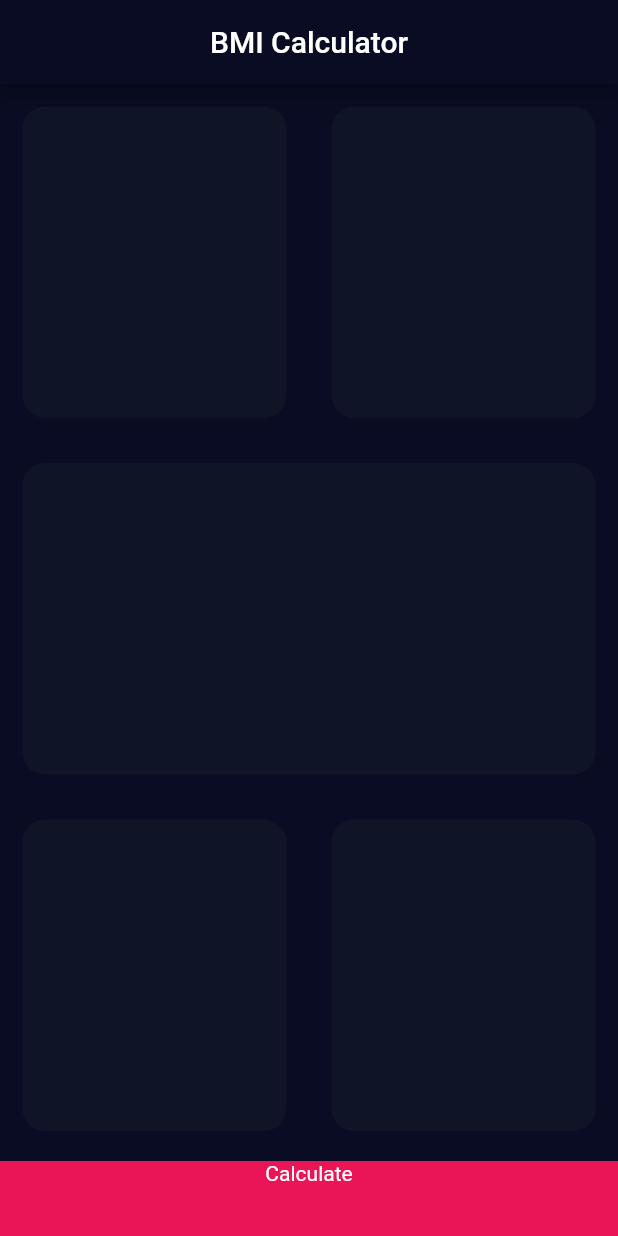
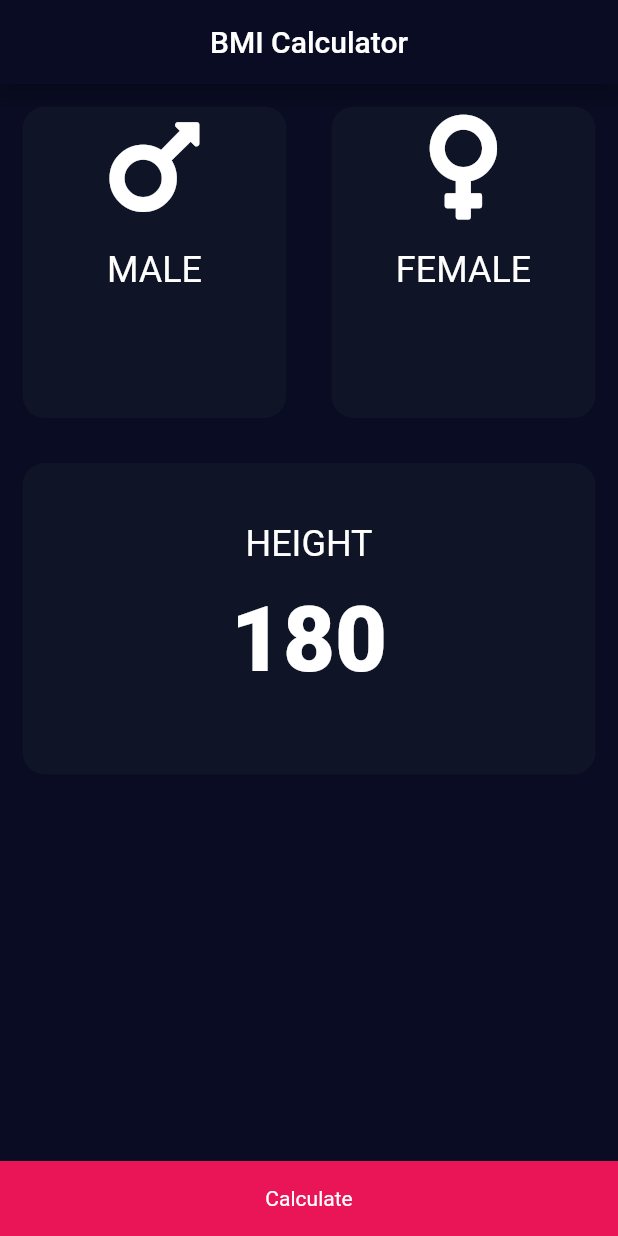
Before and after one commit to foysalmia/BMI-Calculator, a Flutter app: the screen it shows after launch, on a phone screen of 412 x 824 dp. Run offline on Flutter 3.47's test engine with Material 2 defaults, Android fonts, the phone set to English and light mode, and no system bars; our stand-ins replace font_awesome_flutter.

Commit message:
reached near slider

```diff
--- /dev/null
+++ b/lib/card_child.dart
@@ -0,0 +1,28 @@
+import 'package:flutter/material.dart';
+import 'constantance.dart';
+
+class ChildCard extends StatelessWidget {
+  final IconData? icon;
+  final String? label;
+
+  ChildCard({@required this.icon, this.label});
+
+  @override
+  Widget build(BuildContext context) {
+    return Column(
+      children: [
+        Icon(
+          icon,
+          size: 80.0,
+        ),
+        SizedBox(
+          height: 15.0,
+        ),
+        Text(
+          label.toString(),
+          style: kLabelTextStyle,
+        ),
+      ],
+    );
+  }
+}
--- a/lib/constantance.dart
+++ b/lib/constantance.dart
@@ -9,3 +9,8 @@ const kTextTheme = TextTheme(
     color: Colors.white,
   ),
 );
+
+const kLabelTextStyle = TextStyle(
+  color: Colors.white,
+  fontSize: 24.0,
+);
--- a/lib/input_page.dart
+++ b/lib/input_page.dart
@@ -1,7 +1,10 @@
-// ignore_for_file: prefer_const_constructors
+// ignore_for_file: prefer_const_constructors, use_key_in_widget_constructors
 
 import 'package:flutter/material.dart';
+import 'package:font_awesome_flutter/font_awesome_flutter.dart';
 import 'constantance.dart';
+import 'card_child.dart';
+import 'reuseable_card.dart';
 
 class InputPage extends StatefulWidget {
   const InputPage({Key? key}) : super(key: key);
@@ -25,15 +28,60 @@ class _InputPageState extends State<InputPage> {
               child: Row(
             children: [
               Expanded(
-                child: ReUseable(),
+                child: ReUseable(
+                  color: kBoxColor,
+                  cardChild: ChildCard(
+                    icon: FontAwesomeIcons.mars,
+                    label: 'MALE',
+                  ),
+                ),
               ),
               Expanded(
-                child: ReUseable(),
+                child: ReUseable(
+                  color: kBoxColor,
+                  cardChild: ChildCard(
+                    icon: FontAwesomeIcons.venus,
+                    label: 'FEMALE',
+                  ),
+                ),
               ),
             ],
           )),
           Expanded(
-            child: ReUseable(),
+            child: ReUseable(
+              color: kBoxColor,
+              cardChild: Center(
+                child: Column(
+                  crossAxisAlignment: CrossAxisAlignment.stretch,
+                  mainAxisAlignment: MainAxisAlignment.center,
+                  children: [
+                    Text(
+                      'HEIGHT',
+                      style: kLabelTextStyle,
+                      textAlign: TextAlign.center,
+                    ),
+                    SizedBox(
+                      height: 15.0,
+                    ),
+                    Text(
+                      '180',
+                      style: TextStyle(
+                          fontSize: 60.0,
+                          color: Colors.white,
+                          fontWeight: FontWeight.w900),
+                      textAlign: TextAlign.center,
+                    ),
+                    SizedBox(
+                      height: 13.0,
+                    ),
+                    SizedBox(
+                      height: 2.0,
+                      width: double.infinity,
+                    ),
+                  ],
+                ),
+              ),
+            ),
           ),
           Expanded(
             child: Row(
@@ -52,12 +100,14 @@ class _InputPageState extends State<InputPage> {
             color: kBottomButtonColor,
             width: double.infinity,
             height: 50.0,
-            child: Text(
-              'Calculate',
-              style: TextStyle(
-                color: Colors.white,
+            child: Center(
+              child: Text(
+                'Calculate',
+                style: TextStyle(
+                  color: Colors.white,
+                ),
+                textAlign: TextAlign.center,
               ),
-              textAlign: TextAlign.center,
             ),
           ),
         ],
@@ -65,18 +115,3 @@ class _InputPageState extends State<InputPage> {
     );
   }
 }
-
-class ReUseable extends StatelessWidget {
-
-
-  @override
-  Widget build(BuildContext context) {
-    return Container(
-      margin: const EdgeInsets.all(15.0),
-      decoration: BoxDecoration(
-        color: kBoxColor,
-        borderRadius: BorderRadius.circular(15.0),
-      ),
-    );
-  }
-}
--- /dev/null
+++ b/lib/reuseable_card.dart
@@ -0,0 +1,20 @@
+import 'package:flutter/material.dart';
+
+class ReUseable extends StatelessWidget {
+  final Color? color;
+  final Widget? cardChild;
+
+  ReUseable({@required this.color, this.cardChild});
+
+  @override
+  Widget build(BuildContext context) {
+    return Container(
+      margin: const EdgeInsets.all(15.0),
+      decoration: BoxDecoration(
+        color: color,
+        borderRadius: BorderRadius.circular(15.0),
+      ),
+      child: cardChild,
+    );
+  }
+}
--- a/pubspec.yaml
+++ b/pubspec.yaml
@@ -34,6 +34,7 @@ dependencies:
   # The following adds the Cupertino Icons font to your application.
   # Use with the CupertinoIcons class for iOS style icons.
   cupertino_icons: ^1.0.2
+  font_awesome_flutter: ^9.2.0
 
 dev_dependencies:
   flutter_test:
```
Also changed, not shown: pubspec.lock.
